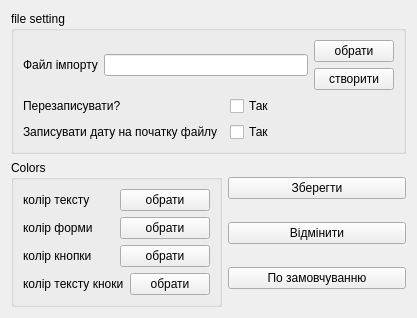
Before: the Qt Designer form AnalyzerFoam/settingmainframes.ui in alishkaLala/good, drawn with Qt 5.
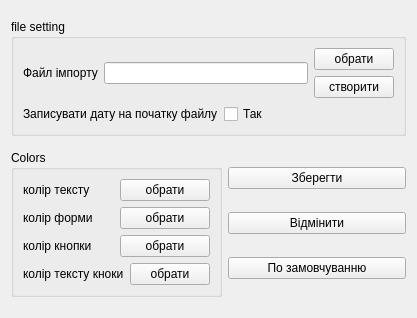
After: the same form once the commit is applied.

```diff
--- a/AnalyzerFoam/settingmainframes.ui
+++ b/AnalyzerFoam/settingmainframes.ui
@@ -7,7 +7,7 @@
     <x>0</x>
     <y>0</y>
     <width>417</width>
-    <height>292</height>
+    <height>318</height>
    </rect>
   </property>
   <property name="windowTitle">
@@ -68,27 +68,13 @@
       <item>
        <layout class="QGridLayout" name="gridLayout">
         <item row="0" column="0">
-         <widget class="QLabel" name="label_2">
-          <property name="text">
-           <string>Перезаписувати?                               </string>
-          </property>
-         </widget>
-        </item>
-        <item row="0" column="1">
-         <widget class="QCheckBox" name="checkBox">
-          <property name="text">
-           <string>Так </string>
-          </property>
-         </widget>
-        </item>
-        <item row="1" column="0">
          <widget class="QLabel" name="label_3">
           <property name="text">
            <string>Записувати дату на початку файлу</string>
           </property>
          </widget>
         </item>
-        <item row="1" column="1">
+        <item row="0" column="1">
          <widget class="QCheckBox" name="checkBox_2">
           <property name="text">
            <string>Так</string>
```
